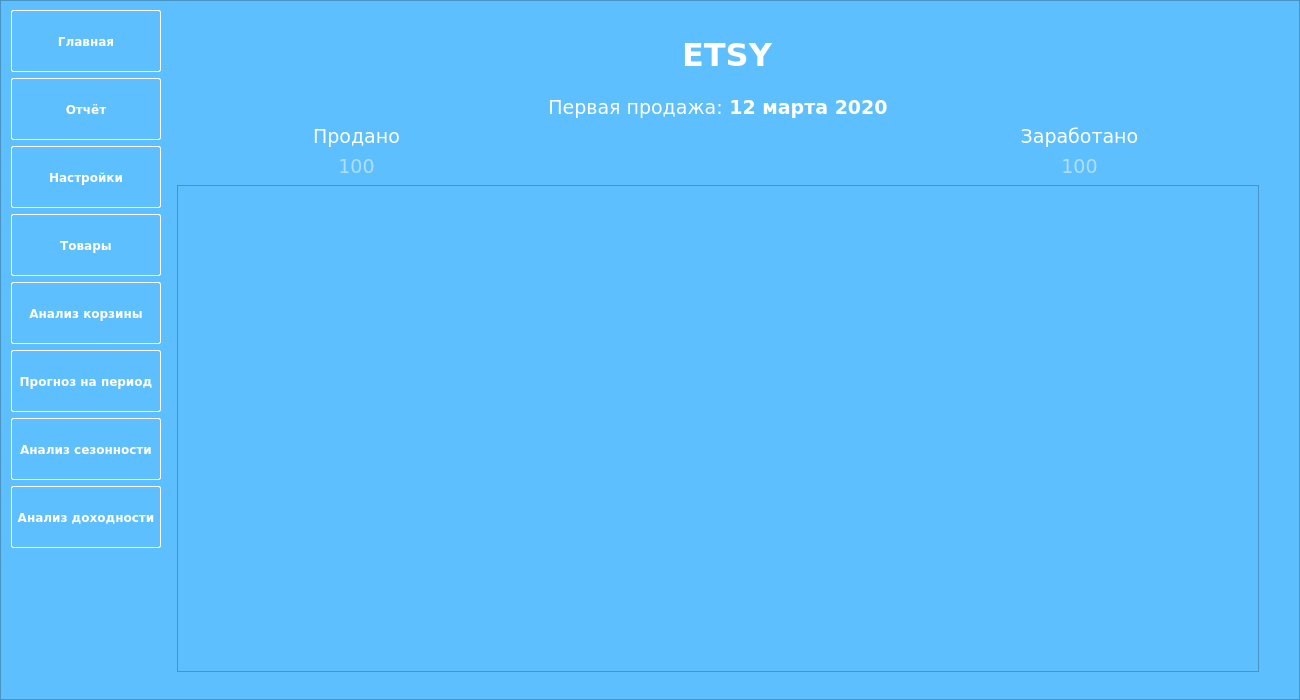
First picture: the form in design_dev.ui, repository miptivan/data_desktop, before the edit.
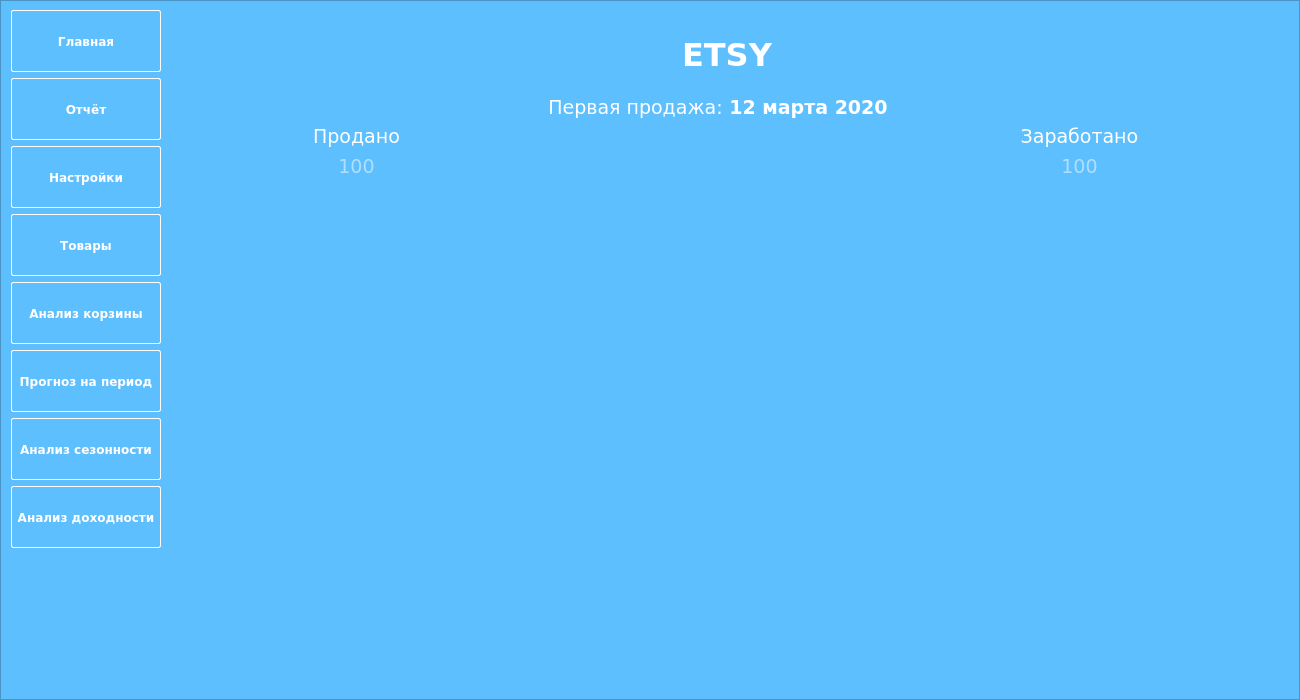
Second picture: the form after the edit. The open tabs and pages were chosen to show the change. Custom widgets are drawn as their Qt base class.

Commit message: edit table in etsy

What changed in the file:
```diff
--- a/design_dev.ui
+++ b/design_dev.ui
@@ -702,6 +702,12 @@
               <verstretch>0</verstretch>
              </sizepolicy>
             </property>
+            <property name="layoutDirection">
+             <enum>Qt::RightToLeft</enum>
+            </property>
+            <property name="autoFillBackground">
+             <bool>false</bool>
+            </property>
             <property name="styleSheet">
              <string notr="true">QHeaderView::section {
 background-color: rgb(94, 191, 255);
@@ -709,6 +715,9 @@
 height: 32px;
 }</string>
             </property>
+            <property name="frameShape">
+             <enum>QFrame::NoFrame</enum>
+            </property>
             <property name="showGrid">
              <bool>true</bool>
             </property>
@@ -722,7 +731,7 @@
              <number>338</number>
             </attribute>
             <attribute name="horizontalHeaderStretchLastSection">
-             <bool>false</bool>
+             <bool>true</bool>
             </attribute>
             <attribute name="verticalHeaderVisible">
              <bool>false</bool>
```
Left out of the diff: 2 changed lines with no effect on the pictures.
